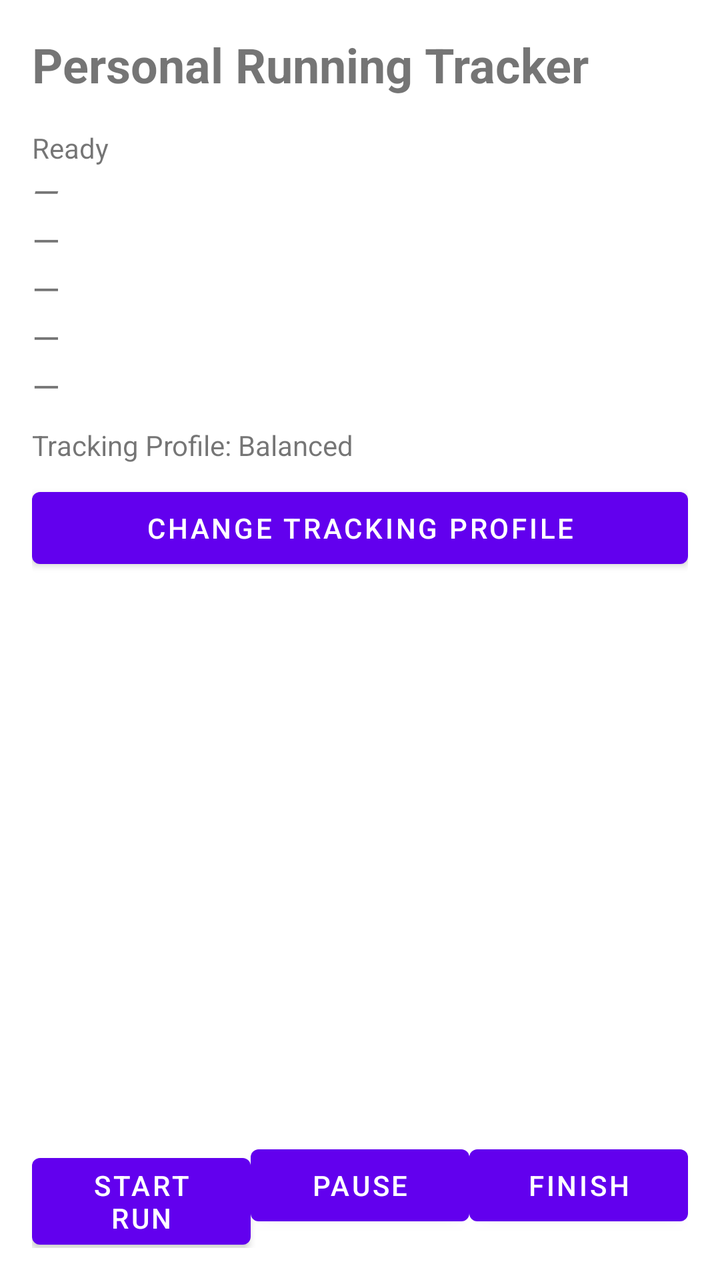
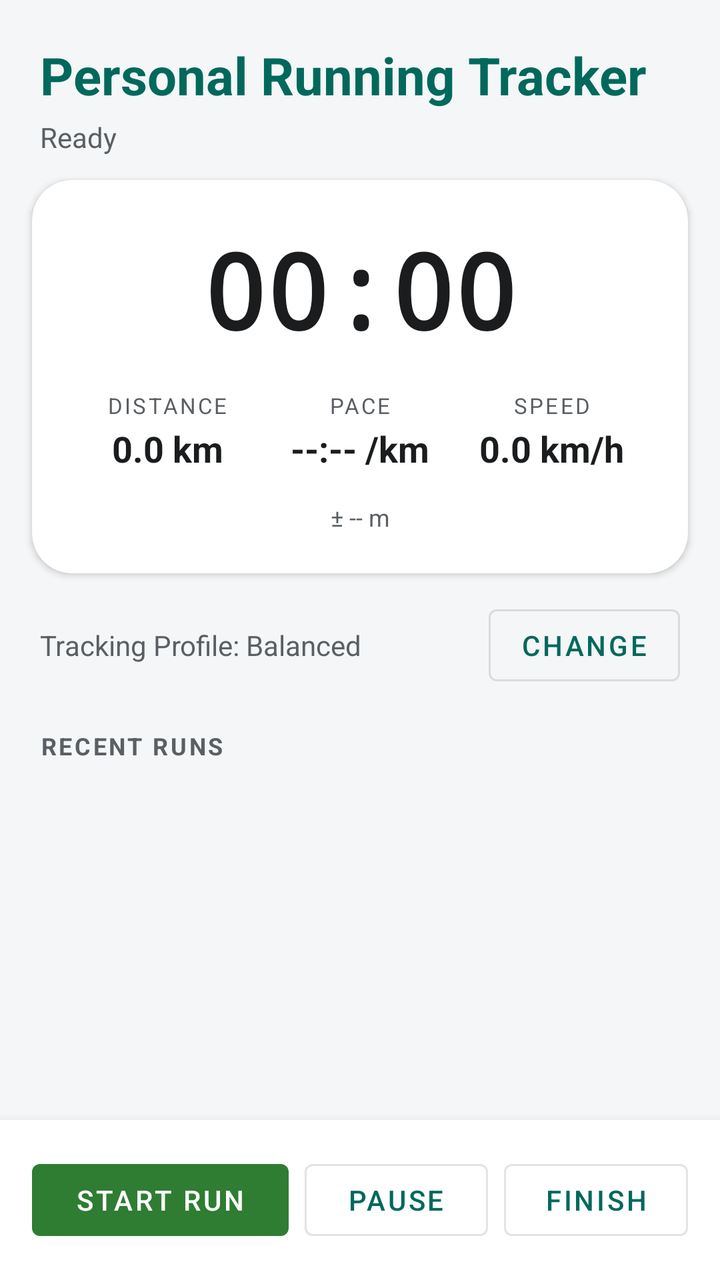

An Android layout rendered at two revisions. The XML below is the earlier revision; the diff shows what the commit changed to produce the second picture.
<!-- AndroidManifest.xml: application theme BaseApplicationTheme -->
<!-- res/layout/activity_main.xml -->
<?xml version="1.0" encoding="utf-8"?>
<LinearLayout xmlns:android="http://schemas.android.com/apk/res/android"
    android:layout_width="match_parent"
    android:layout_height="match_parent"
    android:orientation="vertical"
    android:padding="16dp">

    <TextView
        android:id="@+id/titleText"
        android:layout_width="wrap_content"
        android:layout_height="wrap_content"
        android:text="Personal Running Tracker"
        android:textSize="24sp"
        android:textStyle="bold" />

    <TextView
        android:id="@+id/statusText"
        android:layout_width="match_parent"
        android:layout_height="wrap_content"
        android:layout_marginTop="16dp"
        android:text="Ready" />

    <TextView
        android:id="@+id/elapsedText"
        android:layout_width="match_parent"
        android:layout_height="wrap_content"
        android:text="—"
        android:textSize="18sp"
        android:textStyle="italic" />

    <TextView
        android:id="@+id/distanceText"
        android:layout_width="match_parent"
        android:layout_height="wrap_content"
        android:text="—"
        android:textSize="18sp" />

    <TextView
        android:id="@+id/paceText"
        android:layout_width="match_parent"
        android:layout_height="wrap_content"
        android:text="—"
        android:textSize="18sp" />

    <TextView
        android:id="@+id/speedText"
        android:layout_width="match_parent"
        android:layout_height="wrap_content"
        android:text="—"
        android:textSize="18sp" />

    <TextView
        android:id="@+id/accuracyText"
        android:layout_width="match_parent"
        android:layout_height="wrap_content"
        android:text="—"
        android:textSize="18sp" />

    <TextView
        android:id="@+id/profileText"
        android:layout_width="match_parent"
        android:layout_height="wrap_content"
        android:layout_marginTop="8dp"
        android:text="Tracking Profile: Balanced"
        android:textSize="14sp" />

    <Button
        android:id="@+id/profileButton"
        android:layout_width="match_parent"
        android:layout_height="wrap_content"
        android:layout_marginTop="8dp"
        android:text="Change Tracking Profile" />

    <ListView
        android:id="@+id/runHistoryList"
        android:layout_width="match_parent"
        android:layout_height="0dp"
        android:layout_weight="1"
        android:layout_marginTop="8dp"
        android:layout_marginBottom="8dp" />

    <LinearLayout
        android:layout_width="match_parent"
        android:layout_height="wrap_content"
        android:orientation="horizontal"
        android:layout_marginTop="12dp">

        <Button
            android:id="@+id/startButton"
            android:layout_width="0dp"
            android:layout_height="wrap_content"
            android:layout_weight="1"
            android:text="Start Run" />

        <Button
            android:id="@+id/pauseButton"
            android:layout_width="0dp"
            android:layout_height="wrap_content"
            android:layout_weight="1"
            android:text="Pause" />

        <Button
            android:id="@+id/finishButton"
            android:layout_width="0dp"
            android:layout_height="wrap_content"
            android:layout_weight="1"
            android:text="Finish" />
    </LinearLayout>

</LinearLayout>
<!-- resources referenced by this layout -->
<resources>
  <style name="BaseApplicationTheme" parent="Theme.PersonalRunningTracker" />
  <style name="Theme.PersonalRunningTracker" parent="Theme.MaterialComponents.DayNight.NoActionBar">
          <item name="colorPrimary">@color/purple_500</item>
          <item name="colorPrimaryVariant">@color/purple_700</item>
          <item name="colorOnPrimary">@color/white</item>
          <item name="colorOnBackground">@color/black_alpha_87</item>
      </style>
  <color name="purple_500">#6200EE</color>
  <color name="purple_700">#3F00B5</color>
  <color name="white">#FFFFFF</color>
  <color name="black_alpha_87">#33000000</color>
</resources>

<!-- the commit's change to res/layout/activity_main.xml (unified diff, before → after) -->
@@ -1,109 +1,242 @@
 <?xml version="1.0" encoding="utf-8"?>
 <LinearLayout xmlns:android="http://schemas.android.com/apk/res/android"
+    xmlns:app="http://schemas.android.com/apk/res-auto"
     android:layout_width="match_parent"
     android:layout_height="match_parent"
     android:orientation="vertical"
-    android:padding="16dp">
+    android:background="@color/rt_background">
+
+    <LinearLayout
+        android:layout_width="match_parent"
+        android:layout_height="wrap_content"
+        android:orientation="vertical"
+        android:paddingStart="20dp"
+        android:paddingEnd="20dp"
+        android:paddingTop="20dp"
+        android:paddingBottom="12dp">
+
+        <TextView
+            android:id="@+id/titleText"
+            android:layout_width="wrap_content"
+            android:layout_height="wrap_content"
+            android:text="Personal Running Tracker"
+            android:textColor="@color/rt_primary"
+            android:textSize="26sp"
+            android:textStyle="bold" />
+
+        <TextView
+            android:id="@+id/statusText"
+            android:layout_width="wrap_content"
+            android:layout_height="wrap_content"
+            android:layout_marginTop="4dp"
+            android:text="Ready"
+            android:textColor="@color/rt_on_surface_variant"
+            android:textSize="14sp" />
+    </LinearLayout>
+
+    <com.google.android.material.card.MaterialCardView
+        android:layout_width="match_parent"
+        android:layout_height="wrap_content"
+        android:layout_marginStart="16dp"
+        android:layout_marginEnd="16dp"
+        app:cardBackgroundColor="@color/rt_surface"
+        app:cardCornerRadius="20dp"
+        app:cardElevation="2dp">
+
+        <LinearLayout
+            android:layout_width="match_parent"
+            android:layout_height="wrap_content"
+            android:orientation="vertical"
+            android:padding="20dp">
+
+            <TextView
+                android:id="@+id/elapsedText"
+                android:layout_width="match_parent"
+                android:layout_height="wrap_content"
+                android:gravity="center"
+                android:text="00:00"
+                android:textColor="@color/rt_on_surface"
+                android:textSize="52sp"
+                android:textStyle="bold"
+                android:fontFamily="monospace" />
+
+            <LinearLayout
+                android:layout_width="match_parent"
+                android:layout_height="wrap_content"
+                android:layout_marginTop="16dp"
+                android:orientation="horizontal">
+
+                <LinearLayout
+                    android:layout_width="0dp"
+                    android:layout_height="wrap_content"
+                    android:layout_weight="1"
+                    android:gravity="center"
+                    android:orientation="vertical">
+
+                    <TextView
+                        android:layout_width="wrap_content"
+                        android:layout_height="wrap_content"
+                        android:text="DISTANCE"
+                        android:textColor="@color/rt_on_surface_variant"
+                        android:textSize="11sp"
+                        android:letterSpacing="0.1" />
+
+                    <TextView
+                        android:id="@+id/distanceText"
+                        android:layout_width="wrap_content"
+                        android:layout_height="wrap_content"
+                        android:layout_marginTop="2dp"
+                        android:text="0.0 km"
+                        android:textColor="@color/rt_on_surface"
+                        android:textSize="18sp"
+                        android:textStyle="bold" />
+                </LinearLayout>
+
+                <LinearLayout
+                    android:layout_width="0dp"
+                    android:layout_height="wrap_content"
+                    android:layout_weight="1"
+                    android:gravity="center"
+                    android:orientation="vertical">
+
+                    <TextView
+                        android:layout_width="wrap_content"
+                        android:layout_height="wrap_content"
+                        android:text="PACE"
+                        android:textColor="@color/rt_on_surface_variant"
+                        android:textSize="11sp"
+                        android:letterSpacing="0.1" />
+
+                    <TextView
+                        android:id="@+id/paceText"
+                        android:layout_width="wrap_content"
+                        android:layout_height="wrap_content"
+                        android:layout_marginTop="2dp"
+                        android:text="--:-- /km"
+                        android:textColor="@color/rt_on_surface"
+                        android:textSize="18sp"
+                        android:textStyle="bold" />
+                </LinearLayout>
+
+                <LinearLayout
+                    android:layout_width="0dp"
+                    android:layout_height="wrap_content"
+                    android:layout_weight="1"
+                    android:gravity="center"
+                    android:orientation="vertical">
+
+                    <TextView
+                        android:layout_width="wrap_content"
+                        android:layout_height="wrap_content"
+                        android:text="SPEED"
+                        android:textColor="@color/rt_on_surface_variant"
+                        android:textSize="11sp"
+                        android:letterSpacing="0.1" />
+
+                    <TextView
+                        android:id="@+id/speedText"
+                        android:layout_width="wrap_content"
+                        android:layout_height="wrap_content"
+                        android:layout_marginTop="2dp"
+                        android:text="0.0 km/h"
+                        android:textColor="@color/rt_on_surface"
+                        android:textSize="18sp"
+                        android:textStyle="bold" />
+                </LinearLayout>
+            </LinearLayout>
+
+            <TextView
+                android:id="@+id/accuracyText"
+                android:layout_width="match_parent"
+                android:layout_height="wrap_content"
+                android:layout_marginTop="14dp"
+                android:gravity="center"
+                android:text="± -- m"
+                android:textColor="@color/rt_on_surface_variant"
+                android:textSize="12sp" />
+        </LinearLayout>
+    </com.google.android.material.card.MaterialCardView>
+
+    <LinearLayout
+        android:layout_width="match_parent"
+        android:layout_height="wrap_content"
+        android:orientation="horizontal"
+        android:gravity="center_vertical"
+        android:paddingStart="20dp"
+        android:paddingEnd="20dp"
+        android:layout_marginTop="12dp">
+
+        <TextView
+            android:id="@+id/profileText"
+            android:layout_width="0dp"
+            android:layout_height="wrap_content"
+            android:layout_weight="1"
+            android:text="Tracking Profile: Balanced"
+            android:textColor="@color/rt_on_surface_variant"
+            android:textSize="14sp" />
+
+        <com.google.android.material.button.MaterialButton
+            android:id="@+id/profileButton"
+            style="@style/Widget.MaterialComponents.Button.OutlinedButton"
+            android:layout_width="wrap_content"
+            android:layout_height="wrap_content"
+            android:text="Change" />
+    </LinearLayout>
 
     <TextView
-        android:id="@+id/titleText"
         android:layout_width="wrap_content"
         android:layout_height="wrap_content"
-        android:text="Personal Running Tracker"
-        android:textSize="24sp"
-        android:textStyle="bold" />
-
-    <TextView
-        android:id="@+id/statusText"
-        android:layout_width="match_parent"
-        android:layout_height="wrap_content"
-        android:layout_marginTop="16dp"
-        android:text="Ready" />
-
-    <TextView
-        android:id="@+id/elapsedText"
-        android:layout_width="match_parent"
-        android:layout_height="wrap_content"
-        android:text="—"
-        android:textSize="18sp"
-        android:textStyle="italic" />
-
-    <TextView
-        android:id="@+id/distanceText"
-        android:layout_width="match_parent"
-        android:layout_height="wrap_content"
-        android:text="—"
-        android:textSize="18sp" />
-
-    <TextView
-        android:id="@+id/paceText"
-        android:layout_width="match_parent"
-        android:layout_height="wrap_content"
-        android:text="—"
-        android:textSize="18sp" />
-
-    <TextView
-        android:id="@+id/speedText"
-        android:layout_width="match_parent"
-        android:layout_height="wrap_content"
-        android:text="—"
-        android:textSize="18sp" />
-
-    <TextView
-        android:id="@+id/accuracyText"
-        android:layout_width="match_parent"
-        android:layout_height="wrap_content"
-        android:text="—"
-        android:textSize="18sp" />
-
-    <TextView
-        android:id="@+id/profileText"
-        android:layout_width="match_parent"
-        android:layout_height="wrap_content"
-        android:layout_marginTop="8dp"
-        android:text="Tracking Profile: Balanced"
-        android:textSize="14sp" />
-
-    <Button
-        android:id="@+id/profileButton"
-        android:layout_width="match_parent"
-        android:layout_height="wrap_content"
-        android:layout_marginTop="8dp"
-        android:text="Change Tracking Profile" />
+        android:layout_marginStart="20dp"
+        android:layout_marginTop="18dp"
+        android:text="RECENT RUNS"
+        android:textColor="@color/rt_on_surface_variant"
+        android:textSize="12sp"
+        android:textStyle="bold"
+        android:letterSpacing="0.1" />
 
     <ListView
         android:id="@+id/runHistoryList"
         android:layout_width="match_parent"
         android:layout_height="0dp"
         android:layout_weight="1"
-        android:layout_marginTop="8dp"
-        android:layout_marginBottom="8dp" />
+        android:layout_marginTop="4dp"
+        android:divider="@null"
+        android:dividerHeight="0dp"
+        android:clipToPadding="false"
+        android:paddingBottom="8dp" />
 
     <LinearLayout
         android:layout_width="match_parent"
         android:layout_height="wrap_content"
         android:orientation="horizontal"
-        android:layout_marginTop="12dp">
-
-        <Button
+        android:padding="16dp"
+        android:background="@color/rt_surface"
+        android:elevation="8dp">
+
+        <com.google.android.material.button.MaterialButton
             android:id="@+id/startButton"
             android:layout_width="0dp"
             android:layout_height="wrap_content"
+            android:layout_weight="1.4"
+            android:text="Start Run"
+            app:backgroundTint="@color/rt_accent_green" />
+
+        <com.google.android.material.button.MaterialButton
+            android:id="@+id/pauseButton"
+            style="@style/Widget.MaterialComponents.Button.OutlinedButton"
+            android:layout_width="0dp"
+            android:layout_height="wrap_content"
             android:layout_weight="1"
-            android:text="Start Run" />
-
-        <Button
-            android:id="@+id/pauseButton"
+            android:layout_marginStart="8dp"
+            android:text="Pause" />
+
+        <com.google.android.material.button.MaterialButton
+            android:id="@+id/finishButton"
+            style="@style/Widget.MaterialComponents.Button.OutlinedButton"
             android:layout_width="0dp"
             android:layout_height="wrap_content"
             android:layout_weight="1"
-            android:text="Pause" />
-
-        <Button
-            android:id="@+id/finishButton"
-            android:layout_width="0dp"
-            android:layout_height="wrap_content"
-            android:layout_weight="1"
+            android:layout_marginStart="8dp"
             android:text="Finish" />
     </LinearLayout>
 
<!-- resource entries referenced after the edit -->
@@ -1,15 +1,24 @@
 <!-- resources referenced by this layout -->
 <resources>
+  <color name="rt_accent_green">#2E7D32</color>
+  <color name="rt_background">#F4F6F8</color>
+  <color name="rt_on_surface">#1A1C1E</color>
+  <color name="rt_on_surface_variant">#5A5F63</color>
+  <color name="rt_primary">#00695C</color>
+  <color name="rt_surface">#FFFFFF</color>
   <style name="BaseApplicationTheme" parent="Theme.PersonalRunningTracker" />
   <style name="Theme.PersonalRunningTracker" parent="Theme.MaterialComponents.DayNight.NoActionBar">
-          <item name="colorPrimary">@color/purple_500</item>
-          <item name="colorPrimaryVariant">@color/purple_700</item>
+          <item name="colorPrimary">@color/rt_primary</item>
+          <item name="colorPrimaryVariant">@color/rt_primary_dark</item>
           <item name="colorOnPrimary">@color/white</item>
-          <item name="colorOnBackground">@color/black_alpha_87</item>
+          <item name="colorOnSecondary">@color/white</item>
+          <item name="colorOnBackground">@color/rt_on_surface</item>
+          <item name="colorSurface">@color/rt_surface</item>
+          <item name="colorOnSurface">@color/rt_on_surface</item>
+          <item name="android:statusBarColor">@color/rt_primary_dark</item>
+          <item name="android:windowBackground">@color/rt_background</item>
       </style>
-  <color name="purple_500">#6200EE</color>
-  <color name="purple_700">#3F00B5</color>
+  <color name="rt_primary_dark">#004D40</color>
   <color name="white">#FFFFFF</color>
-  <color name="black_alpha_87">#33000000</color>
 </resources>
 
